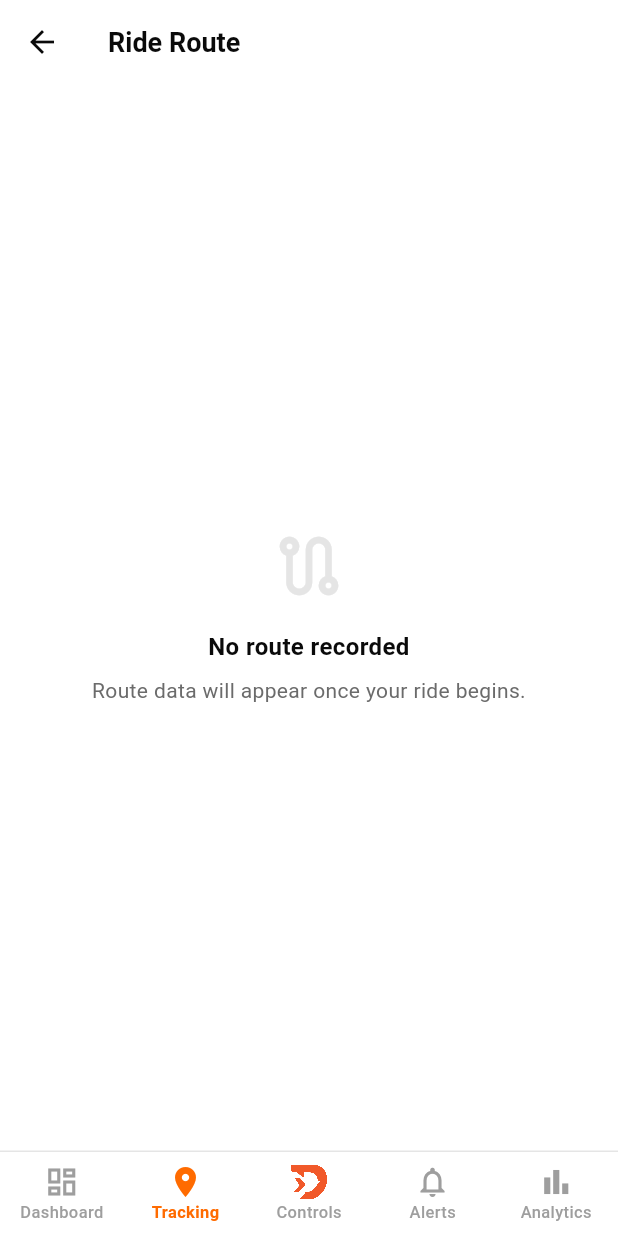
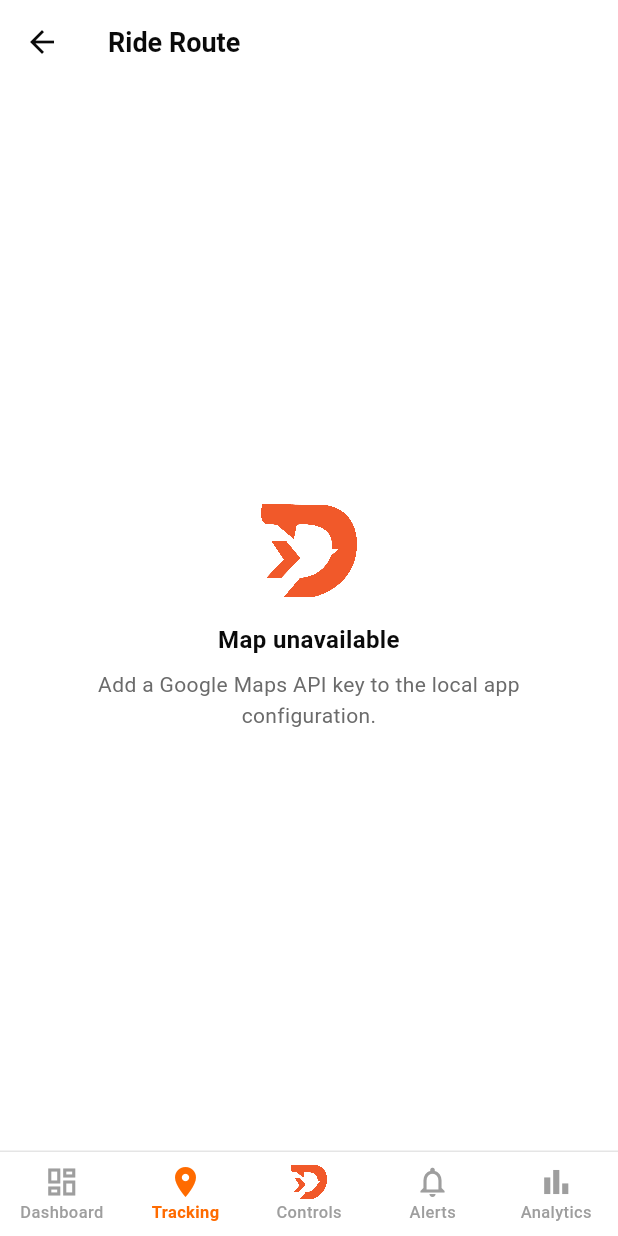
Before and after one commit to elormseyram/donye, a Flutter app: the RideRouteScreen screen opened by its route, on a phone screen of 412 x 824 dp. Run offline on Flutter 3.47's test engine with Material 3 defaults, Android fonts, the phone set to English and light mode, and no system bars; our stand-ins replace connectivity_plus, dartz, dio, equatable, fl_chart, flutter_local_notifications and 11 more; missing offline and left inert: dart:html, mqtt_client; accounts and stored records are empty.

Commit message:
load Google Maps safely on web

```diff
--- /dev/null
+++ b/lib/core/services/google_maps_loader.dart
@@ -0,0 +1,2 @@
+export 'google_maps_loader_stub.dart'
+    if (dart.library.html) 'google_maps_loader_web.dart';
--- /dev/null
+++ b/lib/core/services/google_maps_loader_stub.dart
@@ -0,0 +1,3 @@
+bool get isGoogleMapsReady => true;
+
+Future<bool> ensureGoogleMapsLoaded(String apiKey) async => true;
--- a/lib/features/tracking/presentation/screens/live_gps_tracking_screen.dart
+++ b/lib/features/tracking/presentation/screens/live_gps_tracking_screen.dart
@@ -4,6 +4,10 @@ import 'package:go_router/go_router.dart';
 import 'package:google_maps_flutter/google_maps_flutter.dart';
 import '../../../../core/constants/app_colors.dart';
 import '../../../../core/constants/app_spacing.dart';
+import '../../../../core/constants/app_config.dart';
+import '../../../../core/services/google_maps_loader.dart';
+import '../../../../core/widgets/sr_empty_state.dart';
+import '../../../../core/widgets/dornye_logo.dart';
 import '../../../../core/routes/route_names.dart';
 import '../providers/tracking_provider.dart';
 import '../widgets/speed_overlay_chip.dart';
@@ -25,6 +29,18 @@ class _LiveGpsTrackingScreenState
 
   @override
   Widget build(BuildContext context) {
+    if (AppConfig.googleMapsApiKey.isEmpty || !isGoogleMapsReady) {
+      return Scaffold(
+        appBar: AppBar(title: const Text('Live Tracking')),
+        body: const Center(
+          child: SrEmptyState(
+            iconWidget: DornyeLogo(size: 64),
+            title: 'Map unavailable',
+            subtitle: 'Add a Google Maps API key to the local app configuration.',
+          ),
+        ),
+      );
+    }
     final location = ref.watch(currentLocationProvider);
     final routeAsync = ref.watch(rideRouteProvider);
 
--- a/lib/features/tracking/presentation/screens/ride_route_screen.dart
+++ b/lib/features/tracking/presentation/screens/ride_route_screen.dart
@@ -1,10 +1,13 @@
 import 'package:flutter/material.dart';
 import 'package:flutter_riverpod/flutter_riverpod.dart';
 import 'package:google_maps_flutter/google_maps_flutter.dart';
+import '../../../../core/constants/app_config.dart';
+import '../../../../core/services/google_maps_loader.dart';
+import '../../../../core/widgets/sr_empty_state.dart';
+import '../../../../core/widgets/dornye_logo.dart';
 import '../../../../core/constants/app_colors.dart';
 import '../../../../core/constants/app_spacing.dart';
 import '../../../../core/widgets/sr_skeleton.dart';
-import '../../../../core/widgets/sr_empty_state.dart';
 import '../providers/tracking_provider.dart';
 
 class RideRouteScreen extends ConsumerStatefulWidget {
@@ -20,6 +23,18 @@ class _RideRouteScreenState extends ConsumerState<RideRouteScreen> {
 
   @override
   Widget build(BuildContext context) {
+    if (AppConfig.googleMapsApiKey.isEmpty || !isGoogleMapsReady) {
+      return Scaffold(
+        appBar: AppBar(title: const Text('Ride Route')),
+        body: const Center(
+          child: SrEmptyState(
+            iconWidget: DornyeLogo(size: 64),
+            title: 'Map unavailable',
+            subtitle: 'Add a Google Maps API key to the local app configuration.',
+          ),
+        ),
+      );
+    }
     final routeAsync = ref.watch(rideRouteProvider);
 
     return Scaffold(
--- a/lib/main.dart
+++ b/lib/main.dart
@@ -5,6 +5,7 @@ import 'package:supabase_flutter/supabase_flutter.dart';
 import 'app.dart';
 import 'core/constants/app_config.dart';
 import 'core/dependency_injection/injection_container.dart';
+import 'core/services/google_maps_loader.dart';
 
 Future<void> main() async {
   WidgetsFlutterBinding.ensureInitialized();
@@ -23,6 +24,8 @@ Future<void> main() async {
     anonKey: AppConfig.supabasePublishableKey,
   );
 
+  await ensureGoogleMapsLoaded(AppConfig.googleMapsApiKey);
+
   await Hive.initFlutter();
   await _openHiveBoxes();
 
```
Also changed, not shown: lib/core/services/google_maps_loader_web.dart (added, +43 -0 lines).
